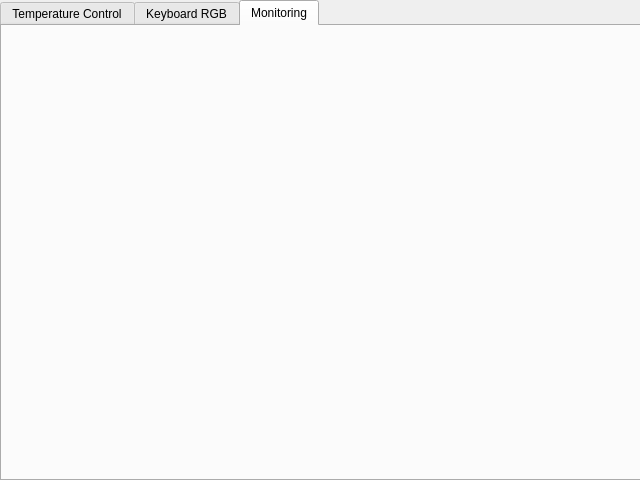
Old version of the form dialog.ui in the repository kphanipavan/PredatorNonSense.
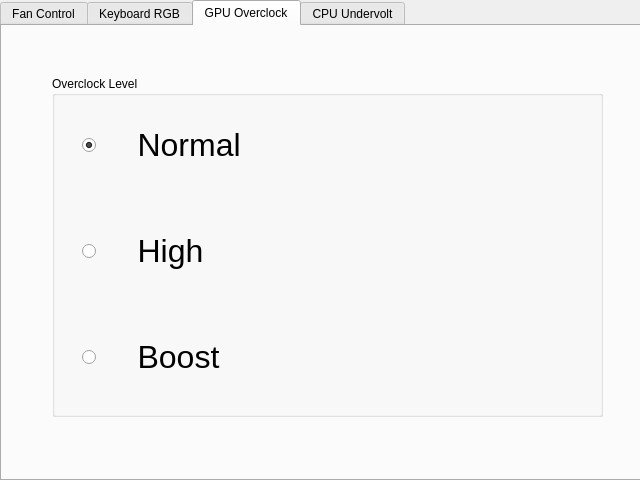
New version of the form. The open tabs and pages were chosen to show the change.

Commit message: Removed Monitoring, Added CPU UV and GPU OC, doesn't function

```diff
--- a/dialog.ui
+++ b/dialog.ui
@@ -30,7 +30,7 @@
    </property>
    <widget class="QWidget" name="tab">
     <attribute name="title">
-     <string>Temperature Control</string>
+     <string>Fan Control</string>
     </attribute>
     <widget class="QCheckBox" name="checkBox">
      <property name="geometry">
@@ -611,7 +611,76 @@
    </widget>
    <widget class="QWidget" name="tab_3">
     <attribute name="title">
-     <string>Monitoring</string>
+     <string>GPU Overclock</string>
+    </attribute>
+    <widget class="QGroupBox" name="groupBox_4">
+     <property name="geometry">
+      <rect>
+       <x>50</x>
+       <y>50</y>
+       <width>551</width>
+       <height>341</height>
+      </rect>
+     </property>
+     <property name="title">
+      <string>Overclock Level</string>
+     </property>
+     <widget class="QWidget" name="verticalLayoutWidget">
+      <property name="geometry">
+       <rect>
+        <x>30</x>
+        <y>-10</y>
+        <width>531</width>
+        <height>371</height>
+       </rect>
+      </property>
+      <layout class="QVBoxLayout" name="verticalLayout_3">
+       <item>
+        <widget class="QRadioButton" name="radioButton_14">
+         <property name="font">
+          <font>
+           <pointsize>24</pointsize>
+          </font>
+         </property>
+         <property name="text">
+          <string>    Normal</string>
+         </property>
+         <property name="checked">
+          <bool>true</bool>
+         </property>
+        </widget>
+       </item>
+       <item>
+        <widget class="QRadioButton" name="radioButton_15">
+         <property name="font">
+          <font>
+           <pointsize>24</pointsize>
+          </font>
+         </property>
+         <property name="text">
+          <string>    High</string>
+         </property>
+        </widget>
+       </item>
+       <item>
+        <widget class="QRadioButton" name="radioButton_16">
+         <property name="font">
+          <font>
+           <pointsize>24</pointsize>
+          </font>
+         </property>
+         <property name="text">
+          <string>    Boost</string>
+         </property>
+        </widget>
+       </item>
+      </layout>
+     </widget>
+    </widget>
+   </widget>
+   <widget class="QWidget" name="tab_4">
+    <attribute name="title">
+     <string>CPU Undervolt</string>
     </attribute>
    </widget>
   </widget>
```
Left out of the diff: 398 changed lines with no effect on the pictures. The commit also changes 1 other file.
